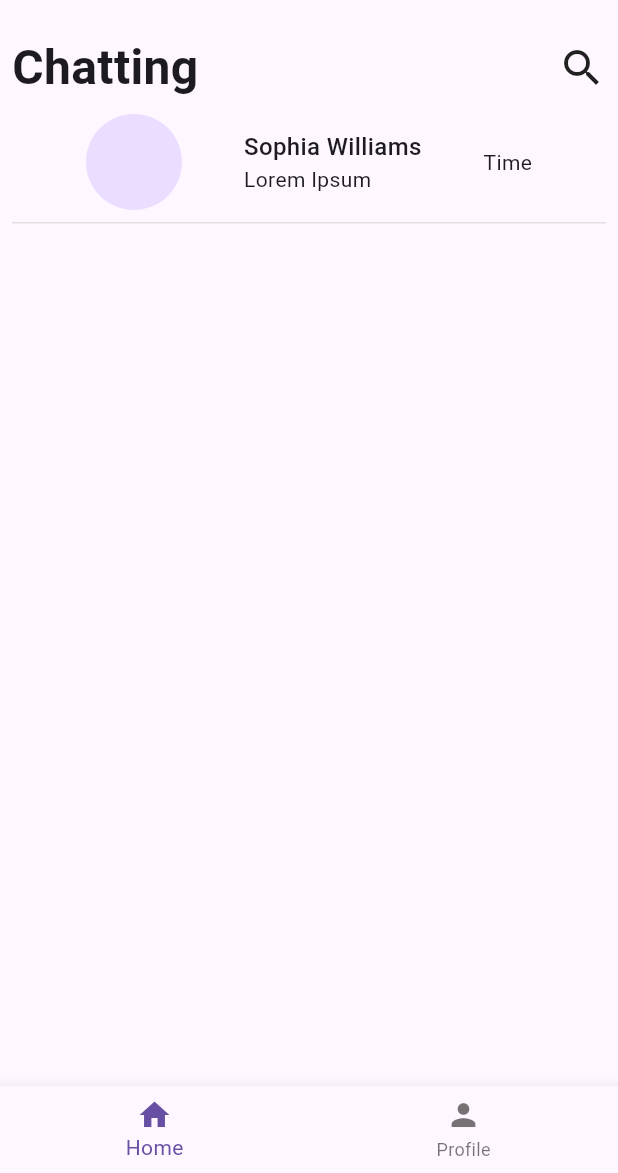
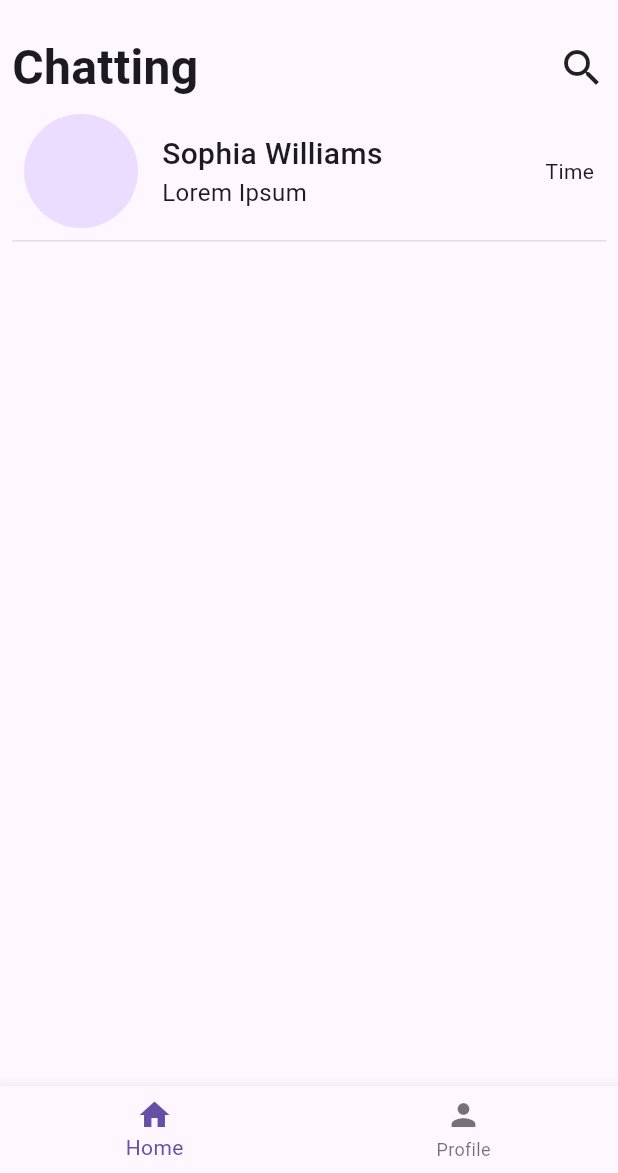
Before and after one commit to Parth-11/Connectify-App, a Flutter app: the screen it shows after launch, on a phone screen of 412 x 824 dp, the part 63-1236 px from its top. Run offline on Flutter 3.47's test engine with Material 3 defaults, Android fonts, the phone set to English and light mode, and no system bars.

```diff
--- a/lib/widgets/chat_card.dart
+++ b/lib/widgets/chat_card.dart
@@ -24,19 +24,26 @@ class ChatCard extends StatelessWidget {
         child: Padding(
           padding: const EdgeInsets.all(8.0),
           child: Row(
-            mainAxisAlignment: MainAxisAlignment.spaceEvenly,
+            mainAxisAlignment: MainAxisAlignment.start,
             children: [
-              CircleAvatar(radius: 32),
-              Column(
+              CircleAvatar(radius: 38),
+              Padding(
+                padding: const EdgeInsets.symmetric(horizontal: 16.0),
+                child: Column(
                   crossAxisAlignment: CrossAxisAlignment.start,
                   children: [
                     Text(
                       "Sophia Williams",
-                    style: TextStyle(fontSize: 16, fontWeight: FontWeight.w500),
+                      style: TextStyle(
+                        fontSize: 20,
+                        fontWeight: FontWeight.w500,
                       ),
-                  Text("Lorem Ipsum"),
+                    ),
+                    Text("Lorem Ipsum", style: TextStyle(fontSize: 16)),
                   ],
                 ),
+              ),
+              Spacer(),
               Text('Time'),
             ],
           ),
```
Lines whose indentation alone changed are shown as unchanged.
